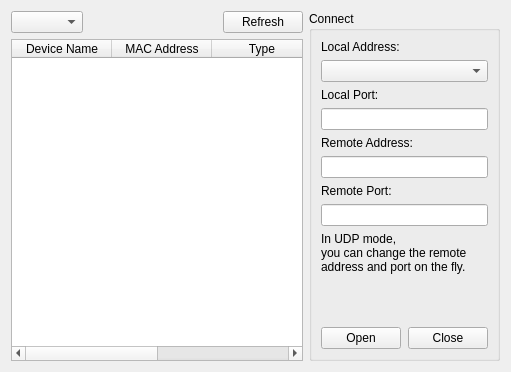
First picture: the form in src/ui/devicetab.ui, repository wh201906/SerialTest, before the edit.
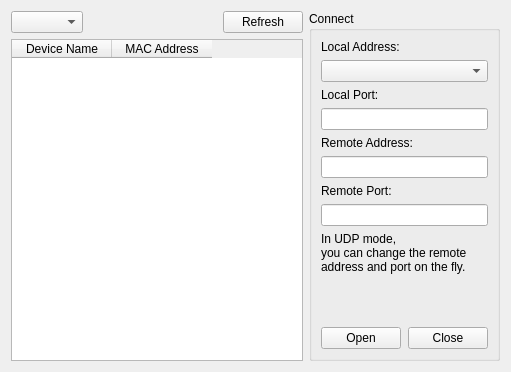
Second picture: the form after the edit. The open tabs and pages were chosen to show the change.

```diff
--- a/src/ui/devicetab.ui
+++ b/src/ui/devicetab.ui
@@ -280,16 +280,6 @@
              <string>MAC Address</string>
             </property>
            </column>
-           <column>
-            <property name="text">
-             <string>Type</string>
-            </property>
-           </column>
-           <column>
-            <property name="text">
-             <string>RSSI</string>
-            </property>
-           </column>
           </widget>
          </item>
         </layout>
```
Left out of the diff: 2 changed lines with no effect on the pictures.
